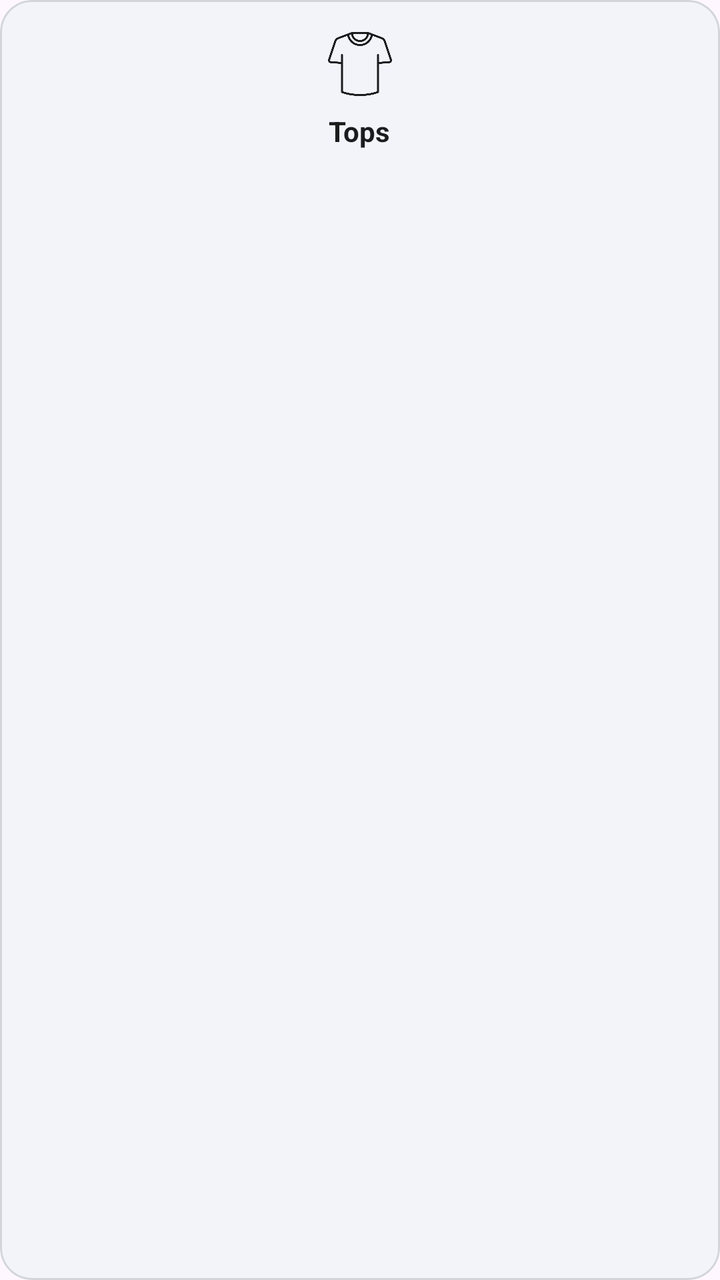
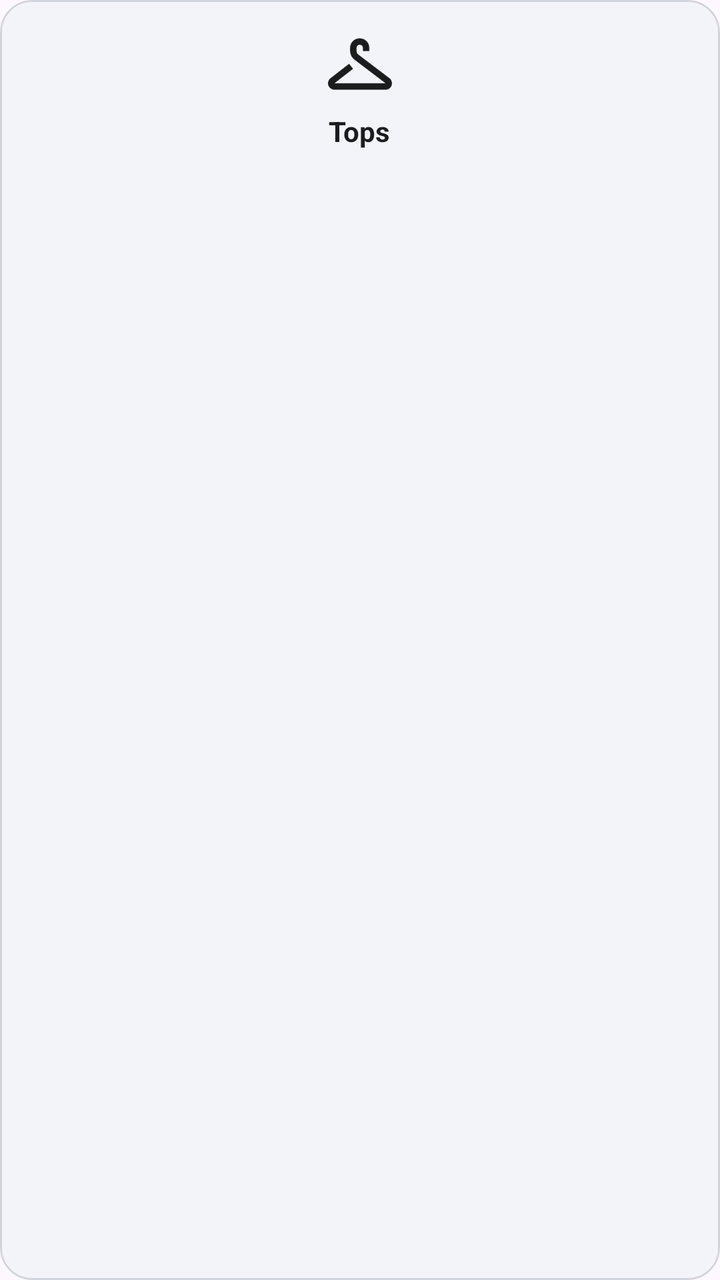

Two renders of the same Android screen: before a commit and after it. Below are the layout's source before the change and the commit's diff.
<!-- AndroidManifest.xml: application theme Theme.Project -->
<!-- res/layout/item_category_selection.xml -->
<?xml version="1.0" encoding="utf-8"?>
<com.google.android.material.card.MaterialCardView xmlns:android="http://schemas.android.com/apk/res/android"
    xmlns:app="http://schemas.android.com/apk/res-auto"
    android:id="@+id/cv_category_root"
    android:layout_width="match_parent"
    android:layout_height="wrap_content"
    android:layout_margin="6dp"
    android:clickable="true"
    android:focusable="true"
    app:cardBackgroundColor="#F3F4F9"
    app:cardCornerRadius="16dp"
    app:cardElevation="0dp"
    app:strokeColor="#D1D5DB"
    app:strokeWidth="1dp">

    <LinearLayout
        android:layout_width="match_parent"
        android:layout_height="wrap_content"
        android:gravity="center"
        android:orientation="vertical"
        android:padding="16dp">

        <ImageView
            android:id="@+id/iv_category_icon"
            android:layout_width="32dp"
            android:layout_height="32dp"
            android:src="@drawable/shirt"
            app:tint="#1A1C1E" />

        <TextView
            android:id="@+id/tv_category_name"
            android:layout_width="wrap_content"
            android:layout_height="wrap_content"
            android:layout_marginTop="8dp"
            android:text="Tops"
            android:textColor="#1A1C1E"
            android:textSize="14sp"
            android:textStyle="bold" />

    </LinearLayout>

</com.google.android.material.card.MaterialCardView>
<!-- resources referenced by this layout -->
<resources>
  <!-- drawable shirt: png bitmap (drawable, 11638 bytes) -->
  <style name="Theme.Project" parent="Base.Theme.Project" />
  <style name="Base.Theme.Project" parent="Theme.Material3.DayNight.NoActionBar">
          
          
      </style>
</resources>

<!-- the commit's change to res/layout/item_category_selection.xml (unified diff, before → after) -->
@@ -24,7 +24,7 @@
             android:id="@+id/iv_category_icon"
             android:layout_width="32dp"
             android:layout_height="32dp"
-            android:src="@drawable/shirt"
+            android:src="@drawable/hanger"
             app:tint="#1A1C1E" />
 
         <TextView
<!-- resource entries referenced after the edit -->
@@ -1,6 +1,6 @@
 <!-- resources referenced by this layout -->
 <resources>
-  <!-- drawable shirt: png bitmap (drawable, 11638 bytes) -->
+  <!-- drawable hanger: png bitmap (drawable, 2657 bytes) -->
   <style name="Theme.Project" parent="Base.Theme.Project" />
   <style name="Base.Theme.Project" parent="Theme.Material3.DayNight.NoActionBar">
           
